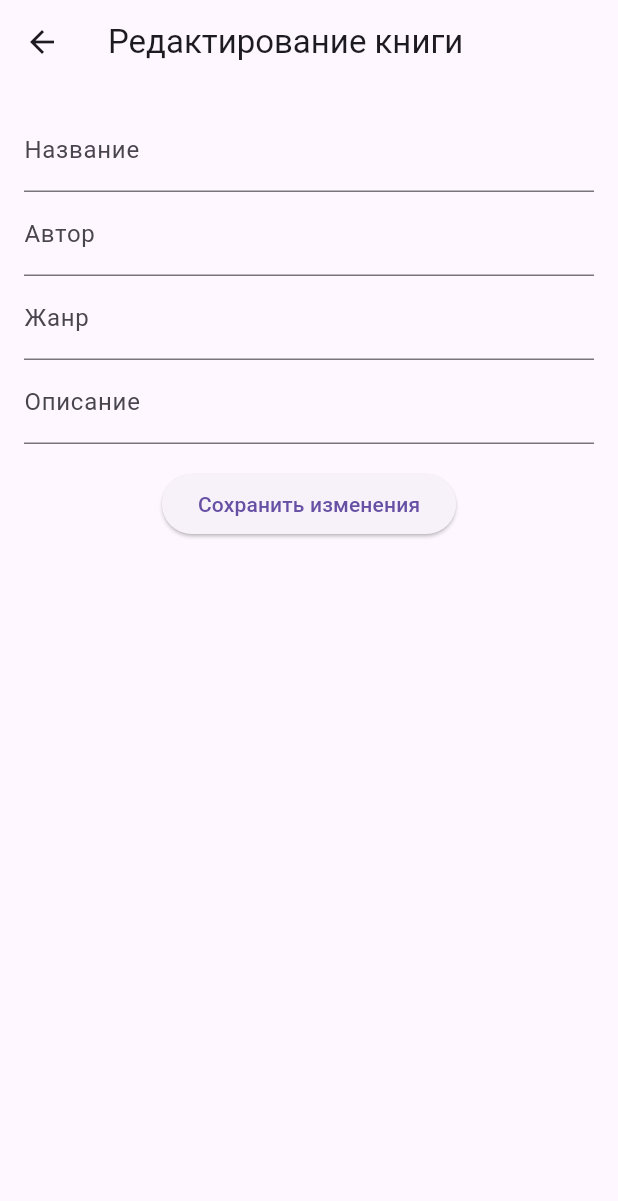
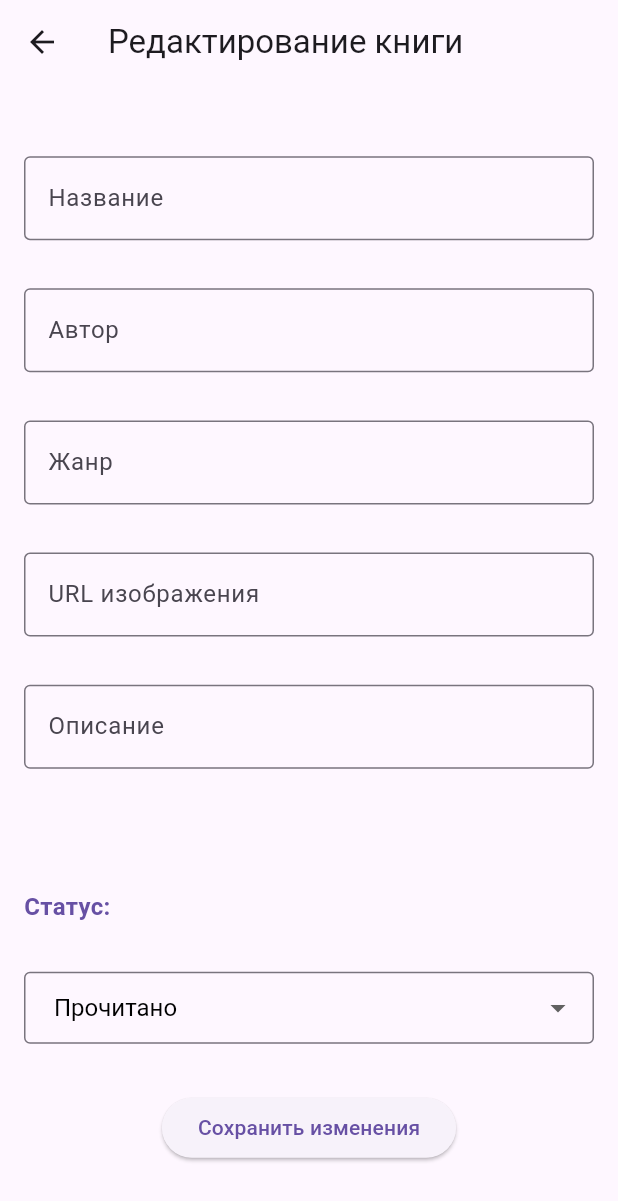
Before and after one commit to Leobrain12/My-book, a Flutter app: the EditBookScreen screen opened directly with empty values, after a tap on "Сохранить изменения", on a phone screen of 412 x 824 dp. Shown: the top 1201 px of the screen. Run offline on Flutter 3.47's test engine with Material 3 defaults, Android fonts, the phone set to English and light mode, and no system bars; our stand-ins replace sqflite; accounts and stored records are empty.

Commit message:
Доделан функционал удаления добовления и редактирования. Есть проблемы с разметкой.

```diff
--- a/lib/EditBookScreen.dart
+++ b/lib/EditBookScreen.dart
@@ -6,7 +6,7 @@ import 'book_list.dart';
 class EditBookScreen extends StatefulWidget {
   final Book book;
 
-  EditBookScreen({super.key, required this.book});
+  EditBookScreen({Key? key, required this.book}) : super(key: key);
 
   @override
   _EditBookScreenState createState() => _EditBookScreenState();
@@ -17,6 +17,8 @@ class _EditBookScreenState extends State<EditBookScreen> {
   late TextEditingController _authorController;
   late TextEditingController _genreController;
   late TextEditingController _descriptionController;
+  late TextEditingController _imageUrlController;
+  late BookStatus _selectedStatus;
 
   @override
   void initState() {
@@ -25,6 +27,8 @@ class _EditBookScreenState extends State<EditBookScreen> {
     _authorController = TextEditingController(text: widget.book.author);
     _genreController = TextEditingController(text: widget.book.genre);
     _descriptionController = TextEditingController(text: widget.book.description);
+    _imageUrlController = TextEditingController(text: widget.book.imageUrl);
+    _selectedStatus = widget.book.status;
   }
 
   @override
@@ -36,24 +40,70 @@ class _EditBookScreenState extends State<EditBookScreen> {
       body: Padding(
         padding: const EdgeInsets.all(16.0),
         child: Column(
+          mainAxisAlignment: MainAxisAlignment.spaceEvenly,
           children: [
             TextField(
               controller: _titleController,
-              decoration: const InputDecoration(labelText: 'Название'),
+              decoration: const InputDecoration(labelText: 'Название', border: OutlineInputBorder()),
             ),
             TextField(
               controller: _authorController,
-              decoration: const InputDecoration(labelText: 'Автор'),
+              decoration: const InputDecoration(labelText: 'Автор', border: OutlineInputBorder()),
             ),
             TextField(
               controller: _genreController,
-              decoration: const InputDecoration(labelText: 'Жанр'),
+              decoration: const InputDecoration(labelText: 'Жанр', border: OutlineInputBorder()),
+            ),
+            TextField(
+              controller: _imageUrlController,
+              decoration: const InputDecoration(labelText: 'URL изображения', border: OutlineInputBorder()),
             ),
             TextField(
               controller: _descriptionController,
-              decoration: const InputDecoration(labelText: 'Описание'),
+              decoration: const InputDecoration(labelText: 'Описание', border: OutlineInputBorder()),
             ),
             const SizedBox(height: 16.0),
+            Align(
+              alignment: Alignment.centerLeft, // Выравнивание текста "Статус" влево
+              child: Text(
+                'Статус:',
+                style: TextStyle(
+                  fontSize: 16.0, // Размер шрифта
+                  fontWeight: FontWeight.bold, // Жирный шрифт
+                  color: Theme.of(context).primaryColor, // Цвет текста (можете настроить под свои цвета)
+                ),
+              ),
+            ),
+            DropdownButtonFormField<BookStatus>(
+              value: _selectedStatus,
+              items: const [
+                DropdownMenuItem(
+                  value: BookStatus.read,
+                  child: Text('Прочитано'),
+                ),
+                DropdownMenuItem(
+                  value: BookStatus.postponed,
+                  child: Text('Отложено'),
+                ),
+                DropdownMenuItem(
+                  value: BookStatus.willReadLater,
+                  child: Text('Прочитаю позднее'),
+                ),
+              ],
+              onChanged: (value) {
+                setState(() {
+                  _selectedStatus = value!;
+                });
+              },
+              style: const TextStyle(
+                fontSize: 16.0, // Размер шрифта в выпадающем списке
+                color: Colors.black, // Цвет текста в выпадающем списке
+              ),
+              decoration: const InputDecoration(
+                contentPadding: EdgeInsets.symmetric(vertical: 12.0, horizontal: 16.0), // Отступы внутри выпадающего списка
+                border: OutlineInputBorder(),
+              ),
+            ),
             ElevatedButton(
               onPressed: () {
                 _saveChanges();
@@ -67,22 +117,22 @@ class _EditBookScreenState extends State<EditBookScreen> {
   }
 
   void _saveChanges() async {
-    BuildContext currentContext = context;
-
     // Создаем новый экземпляр книги с измененными данными
-      Book updatedBook = widget.book.copyWith(
+    Book updatedBook = widget.book.copyWith(
       title: _titleController.text,
       author: _authorController.text,
       genre: _genreController.text,
       description: _descriptionController.text,
+      imageUrl: _imageUrlController.text,
+      status: _selectedStatus,
     );
 
     // Обновляем книгу в базе данных
-      int result = await DatabaseHelper().updateBook(updatedBook);
+    int result = await DatabaseHelper().updateBook(updatedBook);
+
     if (result > 0) {
-      // Если обновление прошло успешно, закрываем экран редактирования и передаем обновленную книгу
-      Navigator.pushReplacement(
-        currentContext,
+      // Если обновление прошло успешно, переходим на главную страницу и передаем updatedBook в качестве результата
+      Navigator.of(context).pushReplacement(
         MaterialPageRoute(
           builder: (context) => BookList(),
           settings: RouteSettings(arguments: updatedBook),
--- a/lib/book_list.dart
+++ b/lib/book_list.dart
@@ -82,6 +82,7 @@ class _BookListState extends State<BookList> {
           mainAxisSpacing: 8.0,
           childAspectRatio: 0.5,
         ),
+        shrinkWrap: true,
         physics: const BouncingScrollPhysics(),
         itemCount: books.length,
         itemBuilder: (context, index) {
@@ -111,14 +112,14 @@ class _BookListState extends State<BookList> {
                       children: [
                         Text(
                           books[index].title.length > 20
-                              ? books[index].title.substring(0, 20) + '...'
+                              ? '${books[index].title.substring(0, 20)}...'
                               : books[index].title,
                           style: const TextStyle(fontWeight: FontWeight.bold),
                         ),
                         const SizedBox(height: 4.0),
                         Text(
                           books[index].author.length > 20
-                              ? books[index].author.substring(0, 20) + '...'
+                              ? '${books[index].author.substring(0, 20)}...'
                               : books[index].author,
                         ),
                       ],
```
Also changed, not shown: lib/add_book_screen.dart (+10 -10 lines).
